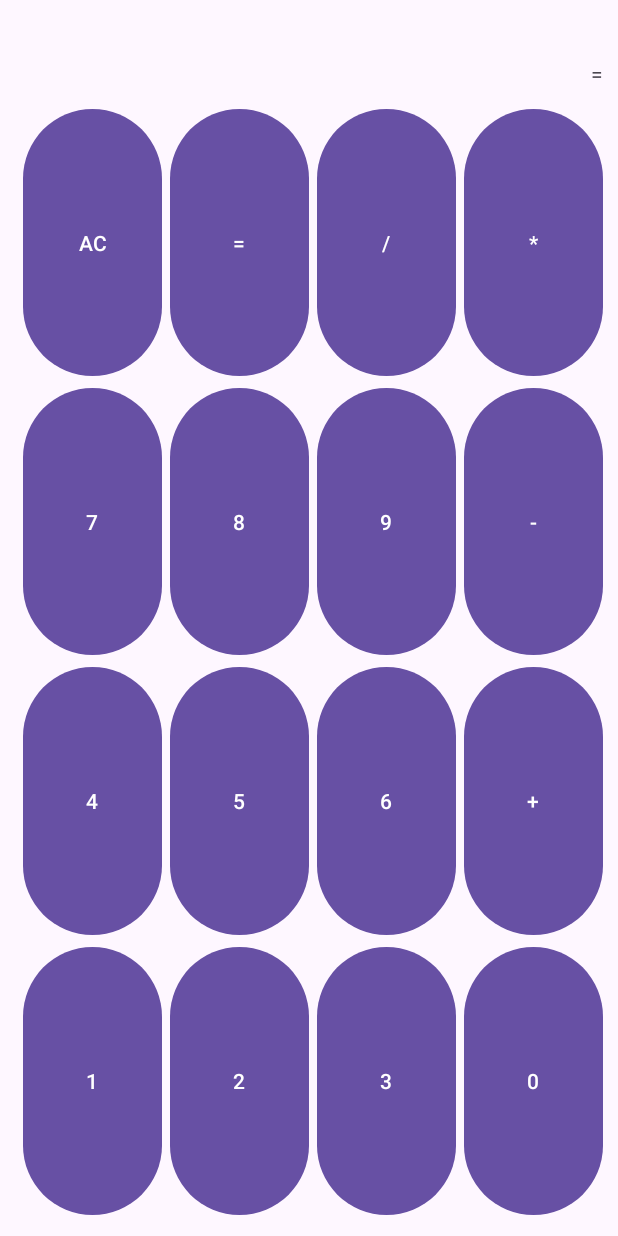
After one commit to 2023-2024-2DAM/HelloWorldAndroid, an Android app: the CalculatorTableActivity screen opened directly, with no data from a screen before it, on a phone screen of 412 x 824 dp. The commit adds this screen. Run offline under Robolectric (Android 15) with nearby library versions, the phone set to English and light mode, and no system bars.

Commit message:
calculator

```diff
--- a/app/src/main/AndroidManifest.xml
+++ b/app/src/main/AndroidManifest.xml
@@ -12,6 +12,12 @@
         android:supportsRtl="true"
         android:theme="@style/Theme.HelloWorld"
         tools:targetApi="31">
+        <activity
+            android:name=".CalculatorTableActivity"
+            android:exported="true" />
+        <activity
+            android:name=".ContactActivity"
+            android:exported="true" />
         <activity
             android:name=".CalculatorActivity"
             android:exported="true" />
--- a/app/src/main/java/com/example/helloworld/CalculatorActivity.kt
+++ b/app/src/main/java/com/example/helloworld/CalculatorActivity.kt
@@ -1,9 +1,8 @@
 package com.example.helloworld
 
-import android.graphics.Color
-import androidx.appcompat.app.AppCompatActivity
 import android.os.Bundle
 import android.widget.Toast
+import androidx.appcompat.app.AppCompatActivity
 import com.example.helloworld.databinding.ActivityCalculatorBinding
 
 class CalculatorActivity : AppCompatActivity() {
--- /dev/null
+++ b/app/src/main/java/com/example/helloworld/CalculatorTableActivity.kt
@@ -0,0 +1,43 @@
+package com.example.helloworld
+
+import androidx.appcompat.app.AppCompatActivity
+import android.os.Bundle
+import android.view.View
+import android.widget.Button
+import com.example.helloworld.databinding.ActivityCalculatorTableBinding
+
+class CalculatorTableActivity : AppCompatActivity() {
+    private lateinit var binding: ActivityCalculatorTableBinding
+    override fun onCreate(savedInstanceState: Bundle?) {
+        super.onCreate(savedInstanceState)
+        binding = ActivityCalculatorTableBinding.inflate(layoutInflater)
+        setContentView(binding.root)
+
+        binding.acButton.setOnClickListener {
+            binding.operationsTextView.text = ""
+        }
+
+        //       binding.oneButton.setOnClickListener{addTextToOperations(it)}
+       //        binding.twoButton.setOnClickListener{addTextToOperations(it)}
+       //        binding.threeButton.setOnClickListener{addTextToOperations(it)}
+
+
+        binding.oneButton.setOnClickListener {
+            addTextToOperations("1")
+        }
+
+        binding.twoButton.setOnClickListener { _ ->
+            addTextToOperations("2")
+        }
+    }
+
+    fun addTextToOperations(v: View) {
+        val text = (v as Button).text.toString()
+        addTextToOperations(text)
+    }
+
+    fun addTextToOperations(v: String) {
+        binding.operationsTextView.text =
+            binding.operationsTextView.text.toString() + v
+    }
+}
--- /dev/null
+++ b/app/src/main/res/layout/activity_calculator_table.xml
@@ -0,0 +1,182 @@
+<?xml version="1.0" encoding="utf-8"?>
+<LinearLayout xmlns:android="http://schemas.android.com/apk/res/android"
+    xmlns:app="http://schemas.android.com/apk/res-auto"
+    xmlns:tools="http://schemas.android.com/tools"
+    android:layout_width="match_parent"
+    android:layout_height="match_parent"
+    android:orientation="vertical"
+    android:padding="10dp"
+    tools:context=".CalculatorTableActivity">
+
+    <TextView
+        android:id="@+id/operationsTextView"
+        android:layout_width="match_parent"
+        android:layout_height="wrap_content" />
+
+    <TextView
+        android:id="@+id/resultTextView"
+        android:layout_width="match_parent"
+        android:layout_height="wrap_content"
+        android:layout_marginTop="10dp"
+        android:text="="
+        android:textAlignment="viewEnd" />
+
+    <TableLayout
+        android:layout_width="match_parent"
+        android:layout_height="match_parent"
+        android:layout_marginTop="10dp">
+
+        <TableRow
+            android:layout_width="match_parent"
+            android:layout_height="match_parent"
+            android:layout_weight="1">
+
+            <Button
+                android:id="@+id/acButton"
+                android:layout_width="wrap_content"
+                android:layout_height="match_parent"
+                android:layout_marginLeft="5dp"
+                android:layout_weight="1"
+                android:text="AC" />
+
+            <Button
+                android:id="@+id/equalsButton"
+                android:layout_width="wrap_content"
+                android:layout_height="match_parent"
+                android:layout_marginLeft="5dp"
+                android:layout_weight="1"
+                android:text="=" />
+
+            <Button
+                android:id="@+id/divButton"
+                android:layout_width="wrap_content"
+                android:layout_height="match_parent"
+                android:layout_marginLeft="5dp"
+                android:layout_weight="1"
+                android:text="/" />
+
+            <Button
+                android:id="@+id/multiplyButton"
+                android:layout_width="wrap_content"
+                android:layout_height="match_parent"
+                android:layout_marginLeft="5dp"
+                android:layout_weight="1"
+                android:text="*" />
+
+        </TableRow>
+
+        <TableRow
+            android:layout_width="match_parent"
+            android:layout_height="match_parent"
+            android:layout_weight="1">
+
+            <Button
+                android:id="@+id/sevenButton"
+                android:layout_width="wrap_content"
+                android:layout_height="match_parent"
+                android:layout_marginLeft="5dp"
+                android:layout_weight="1"
+                android:text="7" />
+
+            <Button
+                android:id="@+id/eightButton"
+                android:layout_width="wrap_content"
+                android:layout_height="match_parent"
+                android:layout_marginLeft="5dp"
+                android:layout_weight="1"
+                android:text="8" />
+
+            <Button
+                android:id="@+id/nineButton"
+                android:layout_width="wrap_content"
+                android:layout_height="match_parent"
+                android:layout_marginLeft="5dp"
+                android:layout_weight="1"
+                android:text="9" />
+
+            <Button
+                android:id="@+id/substractButton"
+                android:layout_width="wrap_content"
+                android:layout_height="match_parent"
+                android:layout_marginLeft="5dp"
+                android:layout_weight="1"
+                android:text="-" />
+        </TableRow>
+
+        <TableRow
+            android:layout_width="match_parent"
+            android:layout_height="match_parent"
+            android:layout_weight="1">
+
+            <Button
+                android:id="@+id/fourButton"
+                android:layout_width="wrap_content"
+                android:layout_height="match_parent"
+                android:layout_marginLeft="5dp"
+                android:layout_weight="1"
+                android:text="4" />
+
+            <Button
+                android:id="@+id/fiveButton"
+                android:layout_width="wrap_content"
+                android:layout_height="match_parent"
+                android:layout_marginLeft="5dp"
+                android:layout_weight="1"
+                android:text="5" />
+
+            <Button
+                android:id="@+id/sixButton"
+                android:layout_width="wrap_content"
+                android:layout_height="match_parent"
+                android:layout_marginLeft="5dp"
+                android:layout_weight="1"
+                android:text="6" />
+
+            <Button
+                android:id="@+id/plusButton"
+                android:layout_width="wrap_content"
+                android:layout_height="match_parent"
+                android:layout_marginLeft="5dp"
+                android:layout_weight="1"
+                android:text="+" />
+        </TableRow>
+
+        <TableRow
+            android:layout_width="match_parent"
+            android:layout_height="match_parent"
+            android:layout_weight="1">
+
+            <Button
+                android:id="@+id/oneButton"
+                android:layout_width="wrap_content"
+                android:layout_height="match_parent"
+                android:layout_marginLeft="5dp"
+                android:layout_weight="1"
+                android:text="1" />
+
+            <Button
+                android:id="@+id/twoButton"
+                android:layout_width="wrap_content"
+                android:layout_height="match_parent"
+                android:layout_marginLeft="5dp"
+                android:layout_weight="1"
+                android:text="2" />
+
+            <Button
+                android:id="@+id/threeButton"
+                android:layout_width="wrap_content"
+                android:layout_height="match_parent"
+                android:layout_marginLeft="5dp"
+                android:layout_weight="1"
+                android:text="3" />
+
+            <Button
+                android:id="@+id/zeroButton"
+                android:layout_width="wrap_content"
+                android:layout_height="match_parent"
+                android:layout_marginLeft="5dp"
+                android:layout_weight="1"
+                android:text="0" />
+        </TableRow>
+    </TableLayout>
+</LinearLayout>
--- a/app/src/main/res/values/strings.xml
+++ b/app/src/main/res/values/strings.xml
@@ -14,4 +14,6 @@
     <string name="n_mero_1">Número 1</string>
     <string name="n_mero_2">Número 2</string>
     <string name="reset">Reset</string>
+    <string name="phone">Phone</string>
+    <string name="username">Username</string>
 </resources>
```
Also changed, not shown: app/src/main/java/com/example/helloworld/ContactActivity.kt (added, +11 -0 lines), app/src/main/res/drawable/call_24px.xml (added, +10 -0 lines), app/src/main/res/drawable/person_24dp.xml (added, +10 -0 lines), app/src/main/res/layout/activity_contact.xml (added, +105 -0 lines), app/src/main/res/values/country_codes.xml (added, +10 -0 lines).
